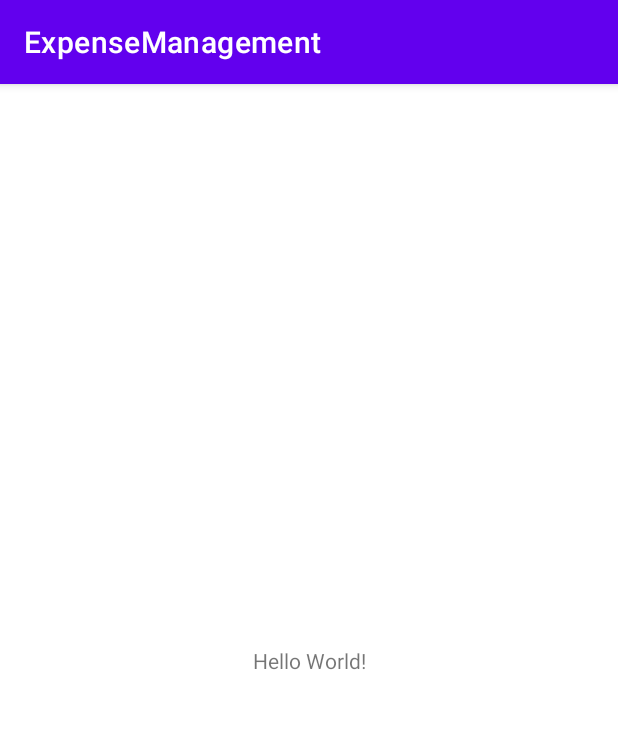
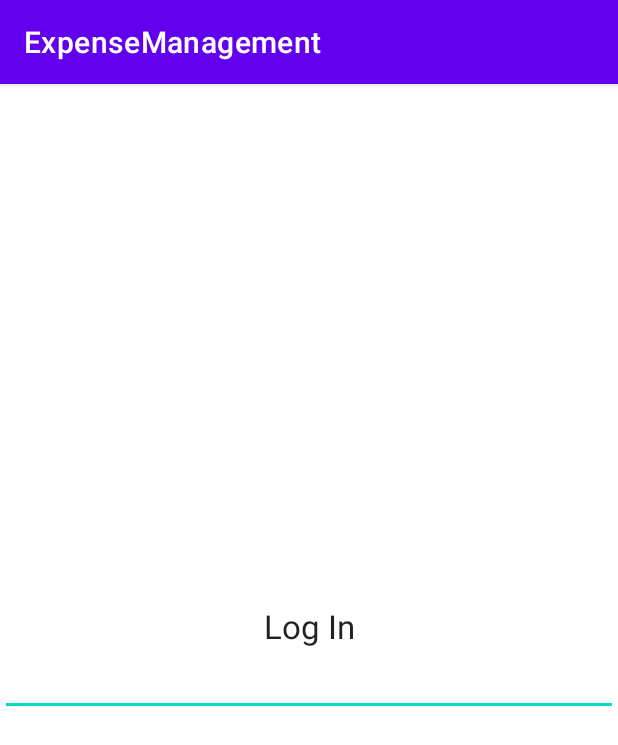
Before and after one commit to dvp919/ExpenseManagement, an Android app: the screen it shows after launch (MainActivity), on a phone screen of 412 x 824 dp. Shown: the top 745 px of the screen. Run offline under Robolectric (Android 15) with nearby library versions, the phone set to English and light mode, and no system bars.

Commit message:
Log In Page

```diff
--- a/app/src/main/res/layout/activity_main.xml
+++ b/app/src/main/res/layout/activity_main.xml
@@ -1,18 +1,41 @@
 <?xml version="1.0" encoding="utf-8"?>
-<androidx.constraintlayout.widget.ConstraintLayout xmlns:android="http://schemas.android.com/apk/res/android"
+<LinearLayout xmlns:android="http://schemas.android.com/apk/res/android"
     xmlns:app="http://schemas.android.com/apk/res-auto"
     xmlns:tools="http://schemas.android.com/tools"
     android:layout_width="match_parent"
     android:layout_height="match_parent"
+    android:orientation="vertical"
+    android:gravity="center"
     tools:context=".MainActivity">
 
-    <TextView
-        android:layout_width="wrap_content"
-        android:layout_height="wrap_content"
-        android:text="Hello World!"
-        app:layout_constraintBottom_toBottomOf="parent"
-        app:layout_constraintEnd_toEndOf="parent"
-        app:layout_constraintStart_toStartOf="parent"
-        app:layout_constraintTop_toTopOf="parent" />
+    <ScrollView
+        android:layout_width="match_parent"
+        android:layout_height="wrap_content">
 
-</androidx.constraintlayout.widget.ConstraintLayout>
+        <LinearLayout
+            android:layout_width="match_parent"
+            android:orientation="vertical"
+            android:gravity="center"
+            android:layout_height="wrap_content">
+
+            <TextView
+                android:layout_width="match_parent"
+                android:layout_height="wrap_content"
+                android:gravity="center"
+                android:text="Log In"
+                android:textAppearance="@style/TextAppearance.AppCompat.Large"></TextView>
+
+            <EditText
+                android:layout_width="match_parent"
+                android:layout_height="wrap_content">
+
+            </EditText>
+
+
+
+        </LinearLayout>
+
+    </ScrollView>
+
+
+</LinearLayout>
```
